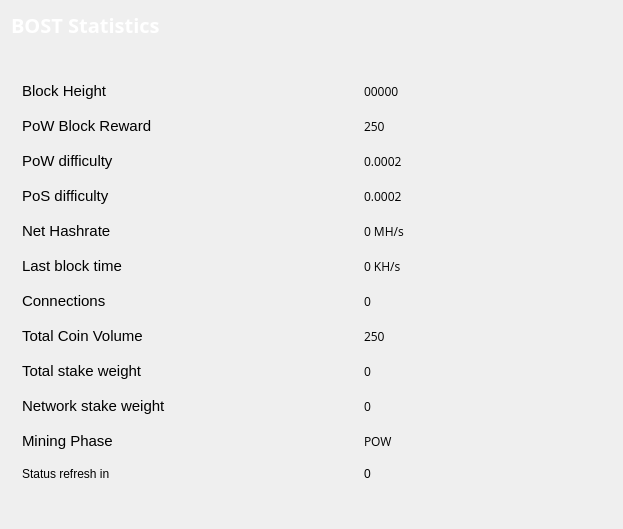
This is src/qt/forms/statisticspage.ui in mammix2/boostcoin-core as Qt 5 draws it before an edit. The edited form follows.
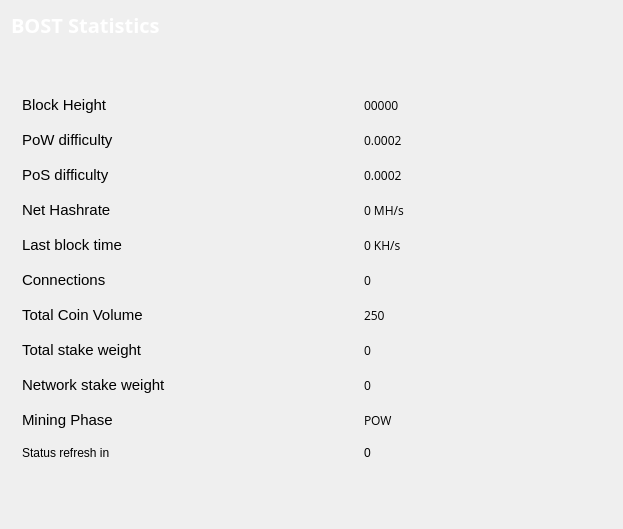
This is the edited form.

Commit message: Fix incorrect PoW reward at v2 fork

Diff of the .ui file:
```diff
--- a/src/qt/forms/statisticspage.ui
+++ b/src/qt/forms/statisticspage.ui
@@ -114,33 +114,13 @@
          </widget>
         </item>
         <item row="2" column="0">
-         <widget class="QLabel" name="label_12">
-          <property name="text">
-           <string>&lt;html&gt;&lt;head/&gt;&lt;body&gt;&lt;p&gt;&lt;span style=&quot; font-size:11pt;&quot;&gt;PoW Block Reward&lt;/span&gt;&lt;/p&gt;&lt;/body&gt;&lt;/html&gt;</string>
-          </property>
-         </widget>
-        </item>
-        <item row="2" column="1">
-         <widget class="QLabel" name="rewardBox">
-          <property name="font">
-           <font>
-            <family>Open Sans,sans-serif</family>
-            <pointsize>9</pointsize>
-           </font>
-          </property>
-          <property name="text">
-           <string>250</string>
-          </property>
-         </widget>
-        </item>
-        <item row="3" column="0">
          <widget class="QLabel" name="label_13">
           <property name="text">
            <string>&lt;html&gt;&lt;head/&gt;&lt;body&gt;&lt;p&gt;&lt;span style=&quot; font-size:11pt;&quot;&gt;PoW difficulty&lt;/span&gt;&lt;/p&gt;&lt;/body&gt;&lt;/html&gt;</string>
           </property>
          </widget>
         </item>
-        <item row="3" column="1">
+        <item row="2" column="1">
          <widget class="QLabel" name="diffBox">
           <property name="font">
            <font>
@@ -153,14 +133,14 @@
           </property>
          </widget>
         </item>
-        <item row="4" column="0">
+        <item row="3" column="0">
          <widget class="QLabel" name="label_9">
           <property name="text">
            <string>&lt;html&gt;&lt;head/&gt;&lt;body&gt;&lt;p&gt;&lt;span style=&quot; font-size:11pt;&quot;&gt;PoS difficulty&lt;/span&gt;&lt;/p&gt;&lt;/body&gt;&lt;/html&gt;</string>
           </property>
          </widget>
         </item>
-        <item row="4" column="1">
+        <item row="3" column="1">
          <widget class="QLabel" name="diffBox2">
           <property name="font">
            <font>
@@ -173,14 +153,14 @@
           </property>
          </widget>
         </item>
-        <item row="5" column="0">
+        <item row="4" column="0">
          <widget class="QLabel" name="label_16">
           <property name="text">
            <string>&lt;html&gt;&lt;head/&gt;&lt;body&gt;&lt;p&gt;&lt;span style=&quot; font-size:11pt;&quot;&gt;Net Hashrate&lt;/span&gt;&lt;/p&gt;&lt;/body&gt;&lt;/html&gt;</string>
           </property>
          </widget>
         </item>
-        <item row="5" column="1">
+        <item row="4" column="1">
          <widget class="QLabel" name="pawrateBox">
           <property name="font">
            <font>
@@ -193,7 +173,7 @@
           </property>
          </widget>
         </item>
-        <item row="6" column="0">
+        <item row="5" column="0">
          <widget class="QLabel" name="label3_2">
           <property name="sizePolicy">
            <sizepolicy hsizetype="Preferred" vsizetype="Maximum">
@@ -206,7 +186,7 @@
           </property>
          </widget>
         </item>
-        <item row="6" column="1">
+        <item row="5" column="1">
          <widget class="QLabel" name="localBox">
           <property name="font">
            <font>
@@ -219,14 +199,14 @@
           </property>
          </widget>
         </item>
-        <item row="7" column="0">
+        <item row="6" column="0">
          <widget class="QLabel" name="label1_2">
           <property name="text">
            <string>&lt;html&gt;&lt;head/&gt;&lt;body&gt;&lt;p&gt;&lt;span style=&quot; font-size:11pt;&quot;&gt;Connections&lt;/span&gt;&lt;/p&gt;&lt;/body&gt;&lt;/html&gt;</string>
           </property>
          </widget>
         </item>
-        <item row="7" column="1">
+        <item row="6" column="1">
          <widget class="QLabel" name="connectionBox">
           <property name="font">
            <font>
@@ -239,14 +219,14 @@
           </property>
          </widget>
         </item>
-        <item row="8" column="0">
+        <item row="7" column="0">
          <widget class="QLabel" name="label_8">
           <property name="text">
            <string>&lt;html&gt;&lt;head/&gt;&lt;body&gt;&lt;p&gt;&lt;span style=&quot; font-size:11pt;&quot;&gt;Total Coin Volume&lt;/span&gt;&lt;/p&gt;&lt;/body&gt;&lt;/html&gt;</string>
           </property>
          </widget>
         </item>
-        <item row="8" column="1">
+        <item row="7" column="1">
          <widget class="QLabel" name="volumeBox">
           <property name="font">
            <font>
@@ -259,14 +239,14 @@
           </property>
          </widget>
         </item>
-        <item row="9" column="0">
+        <item row="8" column="0">
          <widget class="QLabel" name="label_10">
           <property name="text">
            <string>&lt;html&gt;&lt;head/&gt;&lt;body&gt;&lt;p&gt;&lt;span style=&quot; font-size:11pt;&quot;&gt;Total stake weight&lt;/span&gt;&lt;/p&gt;&lt;/body&gt;&lt;/html&gt;</string>
           </property>
          </widget>
         </item>
-        <item row="9" column="1">
+        <item row="8" column="1">
          <widget class="QLabel" name="minBox">
           <property name="font">
            <font>
@@ -279,14 +259,14 @@
           </property>
          </widget>
         </item>
-        <item row="10" column="0">
+        <item row="9" column="0">
          <widget class="QLabel" name="label_11">
           <property name="text">
            <string>&lt;html&gt;&lt;head/&gt;&lt;body&gt;&lt;p&gt;&lt;span style=&quot; font-size:11pt;&quot;&gt;Network stake weight&lt;/span&gt;&lt;/p&gt;&lt;/body&gt;&lt;/html&gt;</string>
           </property>
          </widget>
         </item>
-        <item row="10" column="1">
+        <item row="9" column="1">
          <widget class="QLabel" name="maxBox">
           <property name="font">
            <font>
@@ -299,14 +279,14 @@
           </property>
          </widget>
         </item>
-        <item row="11" column="0">
+        <item row="10" column="0">
          <widget class="QLabel" name="label_15">
           <property name="text">
            <string>&lt;html&gt;&lt;head/&gt;&lt;body&gt;&lt;p&gt;&lt;span style=&quot; font-size:11pt;&quot;&gt;Mining Phase&lt;/span&gt;&lt;/p&gt;&lt;/body&gt;&lt;/html&gt;</string>
           </property>
          </widget>
         </item>
-        <item row="11" column="1">
+        <item row="10" column="1">
          <widget class="QLabel" name="cBox">
           <property name="font">
            <font>
@@ -319,14 +299,14 @@
           </property>
          </widget>
         </item>
-        <item row="12" column="0">
+        <item row="11" column="0">
          <widget class="QLabel" name="label_2">
           <property name="text">
            <string>Status refresh in</string>
           </property>
          </widget>
         </item>
-        <item row="12" column="1">
+        <item row="11" column="1">
          <widget class="QLabel" name="labelCountDown">
           <property name="text">
            <string>0</string>
```
The commit also changes 6 other files.
